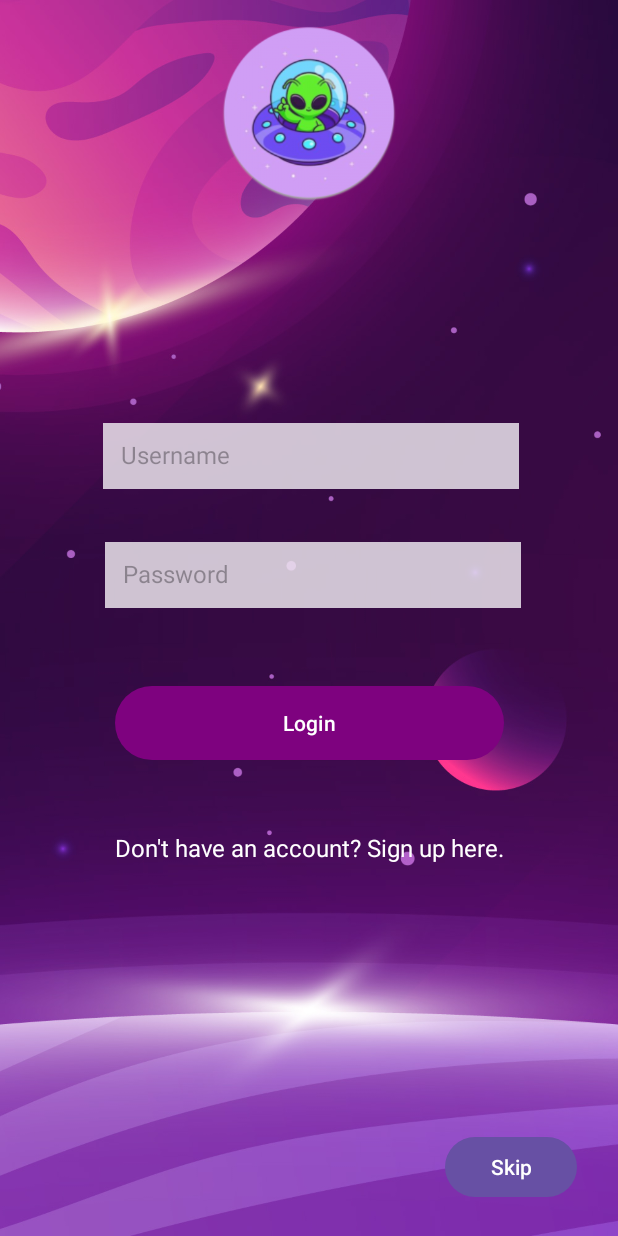
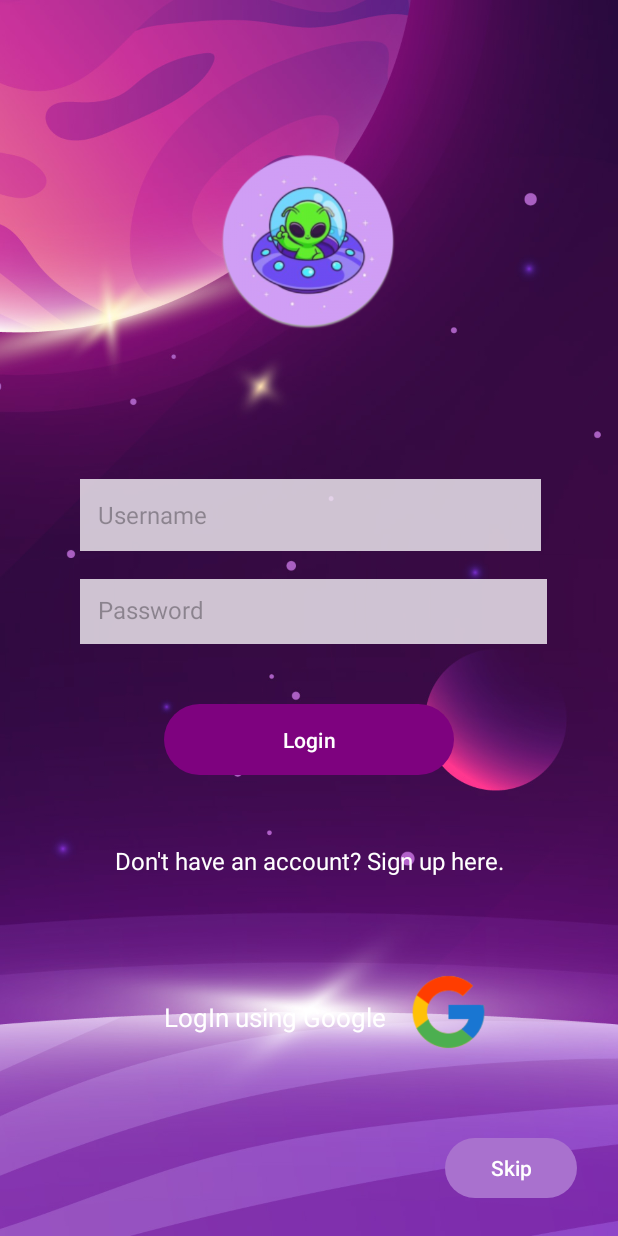
Before and after one commit to VAISHALI-NILE/Jaadu, an Android app: the LoginActivity screen opened directly, with no data from a screen before it, on a phone screen of 412 x 824 dp. Run offline under Robolectric (Android 15) with nearby library versions, the phone set to English and light mode, and no system bars.

Commit message:
ui updated

```diff
--- a/app/src/main/res/layout/activity_login.xml
+++ b/app/src/main/res/layout/activity_login.xml
@@ -23,14 +23,15 @@
         android:src="@drawable/logo"
         app:layout_constraintBottom_toTopOf="@+id/button8"
         app:layout_constraintEnd_toEndOf="parent"
+        app:layout_constraintHorizontal_bias="0.498"
         app:layout_constraintStart_toStartOf="parent"
         app:layout_constraintTop_toTopOf="parent"
-        app:layout_constraintVertical_bias="0.0" />
+        app:layout_constraintVertical_bias="1.0" />
 
     <EditText
         android:id="@+id/editText3"
-        android:layout_width="277dp"
-        android:layout_height="44dp"
+        android:layout_width="307dp"
+        android:layout_height="48dp"
         android:layout_gravity="center"
         android:layout_marginTop="56dp"
         android:background="#D3F0EAF1"
@@ -40,15 +41,15 @@
         android:textSize="16sp"
         app:layout_constraintBottom_toTopOf="@+id/button8"
         app:layout_constraintEnd_toEndOf="parent"
-        app:layout_constraintHorizontal_bias="0.512"
+        app:layout_constraintHorizontal_bias="0.509"
         app:layout_constraintStart_toStartOf="parent"
         app:layout_constraintTop_toBottomOf="@+id/imageView2"
-        app:layout_constraintVertical_bias="0.375" />
+        app:layout_constraintVertical_bias="0.222" />
 
     <EditText
         android:id="@+id/editText4"
-        android:layout_width="277dp"
-        android:layout_height="44dp"
+        android:layout_width="311dp"
+        android:layout_height="43dp"
         android:layout_gravity="center"
         android:layout_marginTop="29dp"
         android:layout_marginBottom="36dp"
@@ -60,25 +61,24 @@
         android:textSize="16sp"
         app:layout_constraintBottom_toTopOf="@+id/button8"
         app:layout_constraintEnd_toEndOf="parent"
-        app:layout_constraintHorizontal_bias="0.52"
+        app:layout_constraintHorizontal_bias="0.53"
         app:layout_constraintStart_toStartOf="parent"
         app:layout_constraintTop_toBottomOf="@+id/editText3"
-        app:layout_constraintVertical_bias="0.333" />
+        app:layout_constraintVertical_bias="1.0" />
 
     <Button
         android:id="@+id/button8"
-        android:layout_width="259dp"
-        android:layout_height="57dp"
+        android:layout_width="193dp"
+        android:layout_height="55dp"
         android:layout_marginTop="498dp"
         android:layout_marginBottom="378dp"
         android:text="Login"
         app:backgroundTint="#7E027F"
         app:layout_constraintBottom_toBottomOf="@+id/welcomeImage"
         app:layout_constraintEnd_toEndOf="parent"
-        app:layout_constraintHorizontal_bias="0.504"
         app:layout_constraintStart_toStartOf="parent"
         app:layout_constraintTop_toTopOf="@+id/welcomeImage"
-        app:layout_constraintVertical_bias="0.409" />
+        app:layout_constraintVertical_bias="0.305" />
 
     <TextView
         android:id="@+id/textView2"
@@ -104,6 +104,7 @@
         android:layout_width="wrap_content"
         android:layout_height="wrap_content"
         android:text="Skip"
+        app:backgroundTint="#A971CE"
         app:layout_constraintBottom_toBottomOf="@+id/welcomeImage"
         app:layout_constraintEnd_toEndOf="parent"
         app:layout_constraintHorizontal_bias="0.915"
@@ -111,4 +112,30 @@
         app:layout_constraintTop_toBottomOf="@+id/textView2"
         app:layout_constraintVertical_bias="0.89" />
 
+    <ImageView
+        android:id="@+id/imageView3"
+        android:layout_width="63dp"
+        android:layout_height="57dp"
+        app:layout_constraintBottom_toBottomOf="@+id/welcomeImage"
+        app:layout_constraintEnd_toEndOf="parent"
+        app:layout_constraintHorizontal_bias="0.767"
+        app:layout_constraintStart_toStartOf="parent"
+        app:layout_constraintTop_toBottomOf="@+id/textView2"
+        app:layout_constraintVertical_bias="0.338"
+        app:srcCompat="@drawable/googleimg" />
+
+    <TextView
+        android:id="@+id/textView"
+        android:layout_width="150dp"
+        android:layout_height="31dp"
+        android:text="LogIn using Google"
+        android:textColor="@color/white"
+        android:textSize="17dp"
+        app:layout_constraintBottom_toBottomOf="@+id/welcomeImage"
+        app:layout_constraintEnd_toStartOf="@+id/imageView3"
+        app:layout_constraintHorizontal_bias="0.931"
+        app:layout_constraintStart_toStartOf="parent"
+        app:layout_constraintTop_toBottomOf="@+id/textView2"
+        app:layout_constraintVertical_bias="0.392" />
+
 </androidx.constraintlayout.widget.ConstraintLayout>
```
Also changed, not shown: app/src/main/res/drawable/googleimg.png (added).
